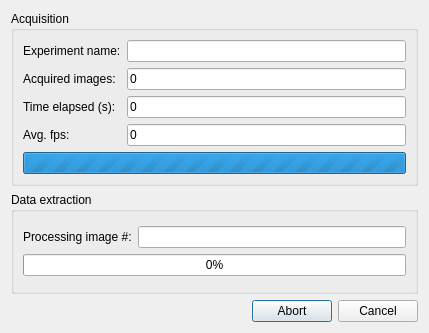
Before: the Qt Designer form src/CellSorter/gui/experimentrunner.ui in mortbopet/RTOC, drawn with Qt 5.
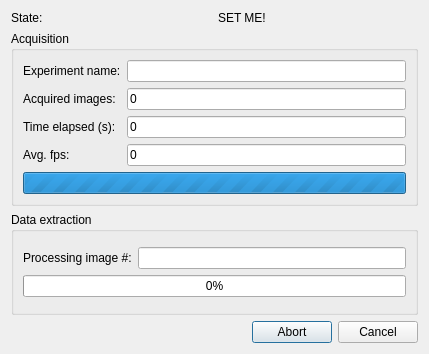
After: the same form once the commit is applied.

The edit to the form file:
```diff
--- a/src/CellSorter/gui/experimentrunner.ui
+++ b/src/CellSorter/gui/experimentrunner.ui
@@ -7,7 +7,7 @@
     <x>0</x>
     <y>0</y>
     <width>429</width>
-    <height>333</height>
+    <height>354</height>
    </rect>
   </property>
   <property name="windowTitle">
@@ -15,7 +15,25 @@
   </property>
   <layout class="QGridLayout" name="gridLayout">
    <item row="0" column="0">
-    <layout class="QVBoxLayout" name="verticalLayout" stretch="1,1,0,0">
+    <layout class="QVBoxLayout" name="verticalLayout" stretch="0,1,1,0,0">
+     <item>
+      <layout class="QHBoxLayout" name="horizontalLayout">
+       <item>
+        <widget class="QLabel" name="label_6">
+         <property name="text">
+          <string>State:</string>
+         </property>
+        </widget>
+       </item>
+       <item>
+        <widget class="QLabel" name="infoLabel">
+         <property name="text">
+          <string>SET ME!</string>
+         </property>
+        </widget>
+       </item>
+      </layout>
+     </item>
      <item>
       <widget class="QGroupBox" name="acq">
        <property name="title">
@@ -43,20 +61,6 @@
               </property>
              </widget>
             </item>
-            <item row="1" column="0">
-             <widget class="QLabel" name="label_2">
-              <property name="text">
-               <string>Acquired images:</string>
-              </property>
-             </widget>
-            </item>
-            <item row="0" column="1">
-             <widget class="QLineEdit" name="experimentName">
-              <property name="readOnly">
-               <bool>true</bool>
-              </property>
-             </widget>
-            </item>
             <item row="0" column="0">
              <widget class="QLabel" name="label">
               <property name="text">
@@ -69,6 +73,23 @@
               <property name="text">
                <string>0</string>
               </property>
+              <property name="readOnly">
+               <bool>true</bool>
+              </property>
+             </widget>
+            </item>
+            <item row="0" column="1">
+             <widget class="QLineEdit" name="experimentName">
+              <property name="readOnly">
+               <bool>true</bool>
+              </property>
+             </widget>
+            </item>
+            <item row="1" column="0">
+             <widget class="QLabel" name="label_2">
+              <property name="text">
+               <string>Acquired images:</string>
+              </property>
              </widget>
             </item>
             <item row="3" column="0">
@@ -83,6 +104,9 @@
               <property name="text">
                <string>0</string>
               </property>
+              <property name="readOnly">
+               <bool>true</bool>
+              </property>
              </widget>
             </item>
            </layout>
@@ -120,7 +144,11 @@
              </widget>
             </item>
             <item>
-             <widget class="QLineEdit" name="processImageN"/>
+             <widget class="QLineEdit" name="processImageN">
+              <property name="readOnly">
+               <bool>true</bool>
+              </property>
+             </widget>
             </item>
            </layout>
           </item>
```
